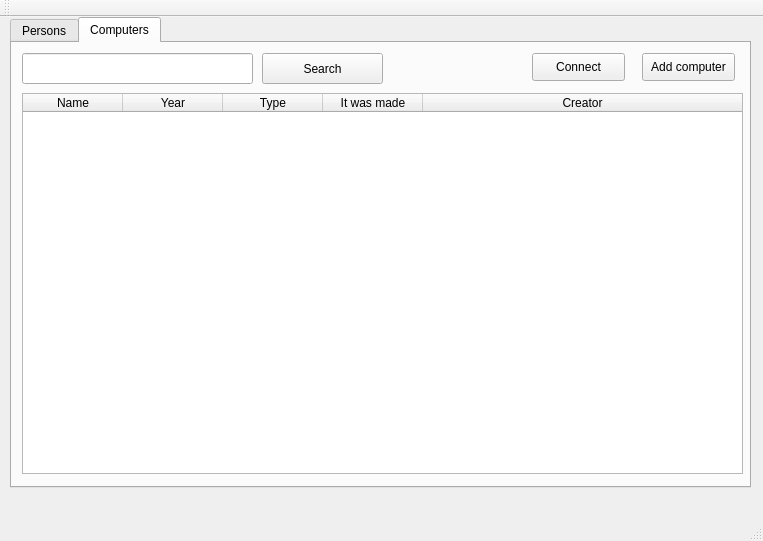
The window that mainwindow.ui (hogniR/verklegt52) describes before a commit, drawn with Qt 5.
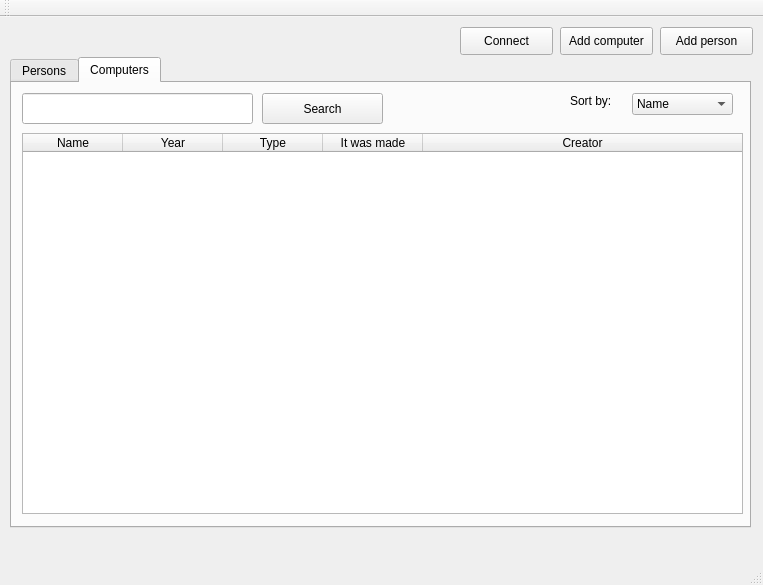
The same window after the commit.

Commit message: bætti vid sort

Patch:
```diff
--- a/mainwindow.ui
+++ b/mainwindow.ui
@@ -7,7 +7,7 @@
     <x>0</x>
     <y>0</y>
     <width>763</width>
-    <height>541</height>
+    <height>585</height>
    </rect>
   </property>
   <property name="windowTitle">
@@ -18,7 +18,7 @@
     <property name="geometry">
      <rect>
       <x>10</x>
-      <y>0</y>
+      <y>40</y>
       <width>741</width>
       <height>471</height>
      </rect>
@@ -87,32 +87,6 @@
        </rect>
       </property>
      </widget>
-     <widget class="QPushButton" name="addPersonButton">
-      <property name="geometry">
-       <rect>
-        <x>630</x>
-        <y>10</y>
-        <width>93</width>
-        <height>28</height>
-       </rect>
-      </property>
-      <property name="text">
-       <string>Add person</string>
-      </property>
-     </widget>
-     <widget class="QPushButton" name="connectButton_2">
-      <property name="geometry">
-       <rect>
-        <x>520</x>
-        <y>10</y>
-        <width>93</width>
-        <height>28</height>
-       </rect>
-      </property>
-      <property name="text">
-       <string>Connect</string>
-      </property>
-     </widget>
      <widget class="QPushButton" name="searchPersonButton">
       <property name="geometry">
        <rect>
@@ -169,32 +143,6 @@
        </property>
       </column>
      </widget>
-     <widget class="QPushButton" name="addComputerButton">
-      <property name="geometry">
-       <rect>
-        <x>630</x>
-        <y>10</y>
-        <width>93</width>
-        <height>28</height>
-       </rect>
-      </property>
-      <property name="text">
-       <string>Add computer</string>
-      </property>
-     </widget>
-     <widget class="QPushButton" name="connectButton">
-      <property name="geometry">
-       <rect>
-        <x>520</x>
-        <y>10</y>
-        <width>93</width>
-        <height>28</height>
-       </rect>
-      </property>
-      <property name="text">
-       <string>Connect</string>
-      </property>
-     </widget>
      <widget class="QLineEdit" name="search_computer">
       <property name="geometry">
        <rect>
@@ -218,8 +166,95 @@
        <string>Search</string>
       </property>
      </widget>
+     <widget class="QComboBox" name="dropdownList_computers">
+      <property name="geometry">
+       <rect>
+        <x>620</x>
+        <y>10</y>
+        <width>101</width>
+        <height>22</height>
+       </rect>
+      </property>
+      <item>
+       <property name="text">
+        <string>Name</string>
+       </property>
+      </item>
+      <item>
+       <property name="text">
+        <string>Year</string>
+       </property>
+      </item>
+      <item>
+       <property name="text">
+        <string>Type</string>
+       </property>
+      </item>
+      <item>
+       <property name="text">
+        <string>It was made</string>
+       </property>
+      </item>
+     </widget>
+     <widget class="QLabel" name="sortByLabel_2">
+      <property name="geometry">
+       <rect>
+        <x>558</x>
+        <y>10</y>
+        <width>53</width>
+        <height>16</height>
+       </rect>
+      </property>
+      <property name="font">
+       <font>
+        <pointsize>9</pointsize>
+       </font>
+      </property>
+      <property name="text">
+       <string>Sort by:</string>
+      </property>
+     </widget>
     </widget>
    </widget>
+   <widget class="QPushButton" name="connectButton_2">
+    <property name="geometry">
+     <rect>
+      <x>460</x>
+      <y>10</y>
+      <width>93</width>
+      <height>28</height>
+     </rect>
+    </property>
+    <property name="text">
+     <string>Connect</string>
+    </property>
+   </widget>
+   <widget class="QPushButton" name="addPersonButton">
+    <property name="geometry">
+     <rect>
+      <x>660</x>
+      <y>10</y>
+      <width>93</width>
+      <height>28</height>
+     </rect>
+    </property>
+    <property name="text">
+     <string>Add person</string>
+    </property>
+   </widget>
+   <widget class="QPushButton" name="addComputerButton">
+    <property name="geometry">
+     <rect>
+      <x>560</x>
+      <y>10</y>
+      <width>93</width>
+      <height>28</height>
+     </rect>
+    </property>
+    <property name="text">
+     <string>Add computer</string>
+    </property>
+   </widget>
   </widget>
   <widget class="QMenuBar" name="menuBar">
    <property name="geometry">
```
Left out of the diff: 50 changed lines with no effect on the pictures. The commit also changes 2 other files.
